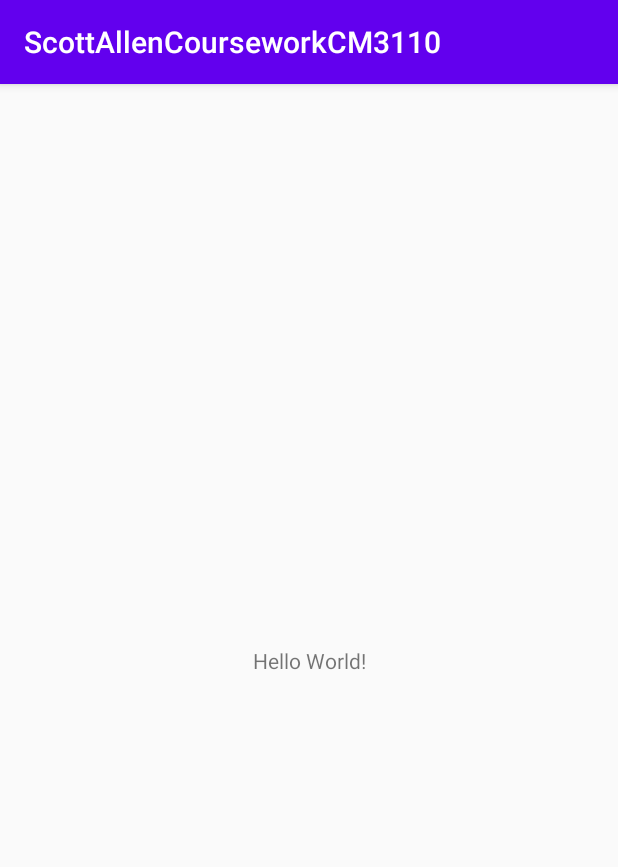
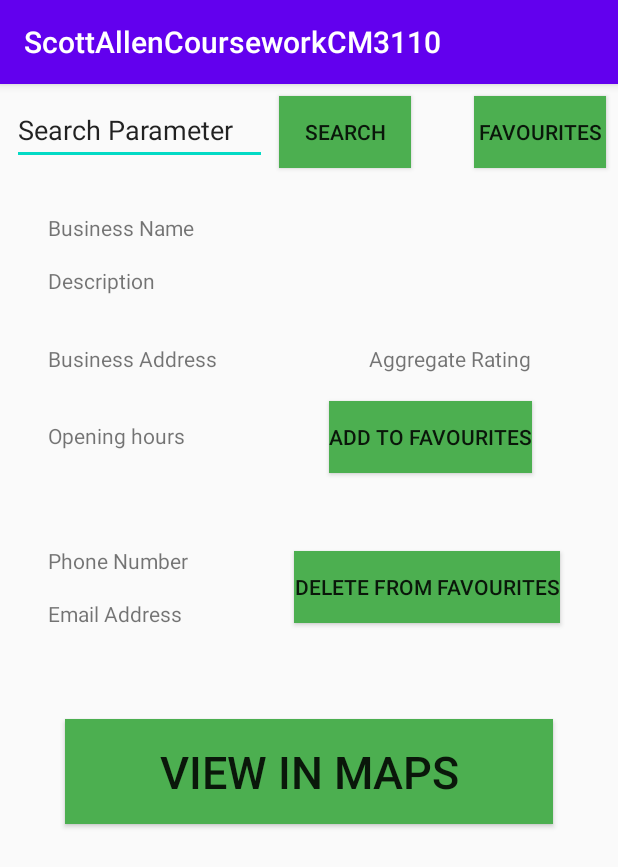
Before and after one commit to quodge/ScottAllenCourseworkCM3110, an Android app: the screen it shows after launch (MainActivity before the commit, BusinessViewer after it), on a phone screen of 412 x 824 dp. Shown: the top 867 px of the screen. Run offline under Robolectric (Android 15) with nearby library versions, the phone set to English and light mode, and no system bars.

Commit message:
Initial commit

```diff
--- a/app/src/main/AndroidManifest.xml
+++ b/app/src/main/AndroidManifest.xml
@@ -9,7 +9,7 @@
         android:roundIcon="@mipmap/ic_launcher_round"
         android:supportsRtl="true"
         android:theme="@style/AppTheme">
-        <activity android:name=".MainActivity">
+        <activity android:name=".BusinessViewer">
             <intent-filter>
                 <action android:name="android.intent.action.MAIN" />
 
--- /dev/null
+++ b/app/src/main/java/com/example/scottallencourseworkcm3110/BusinessViewer.java
@@ -0,0 +1,12 @@
+package com.example.scottallencourseworkcm3110;
+
+import androidx.appcompat.app.AppCompatActivity;
+import android.os.Bundle;
+public class BusinessViewer extends AppCompatActivity{
+
+    @Override
+    protected void onCreate(Bundle savedInstanceState) {
+        super.onCreate(savedInstanceState);
+        setContentView(R.layout.business_viewer);
+    }
+}
--- a/app/src/main/res/layout/activity_main.xml
+++ b/app/src/main/res/layout/activity_main.xml
@@ -11,8 +11,10 @@
         android:layout_height="wrap_content"
         android:text="Hello World!"
         app:layout_constraintBottom_toBottomOf="parent"
+        app:layout_constraintHorizontal_bias="0.498"
         app:layout_constraintLeft_toLeftOf="parent"
         app:layout_constraintRight_toRightOf="parent"
-        app:layout_constraintTop_toTopOf="parent" />
+        app:layout_constraintTop_toTopOf="parent"
+        app:layout_constraintVertical_bias="0.237" />
 
 </androidx.constraintlayout.widget.ConstraintLayout>
--- /dev/null
+++ b/app/src/main/res/layout/business_viewer.xml
@@ -0,0 +1,160 @@
+<?xml version="1.0" encoding="utf-8"?>
+<androidx.constraintlayout.widget.ConstraintLayout xmlns:android="http://schemas.android.com/apk/res/android"
+    xmlns:app="http://schemas.android.com/apk/res-auto"
+    xmlns:tools="http://schemas.android.com/tools"
+    android:layout_width="match_parent"
+    android:layout_height="match_parent">
+
+    <EditText
+        android:id="@+id/searchBarET"
+        android:layout_width="170dp"
+        android:layout_height="46dp"
+        android:layout_marginStart="8dp"
+        android:layout_marginLeft="8dp"
+        android:layout_marginTop="8dp"
+        android:ems="10"
+        android:inputType="textPersonName"
+        android:text="Search Parameter"
+        app:layout_constraintStart_toStartOf="parent"
+        app:layout_constraintTop_toTopOf="parent" />
+
+    <Button
+        android:id="@+id/searchBarBT"
+        android:layout_width="wrap_content"
+        android:layout_height="wrap_content"
+        android:layout_marginStart="8dp"
+        android:layout_marginLeft="8dp"
+        android:layout_marginTop="8dp"
+        android:background="#4CAF50"
+        android:text="@string/search"
+        app:layout_constraintStart_toEndOf="@+id/searchBarET"
+        app:layout_constraintTop_toTopOf="parent" />
+
+    <Button
+        android:id="@+id/FavouritesBT"
+        android:layout_width="wrap_content"
+        android:layout_height="wrap_content"
+        android:layout_marginTop="8dp"
+        android:layout_marginEnd="8dp"
+        android:layout_marginRight="8dp"
+        android:background="#4CAF50"
+        android:text="@string/favourites"
+        app:layout_constraintEnd_toEndOf="parent"
+        app:layout_constraintTop_toTopOf="parent" />
+
+    <TextView
+        android:id="@+id/businessNameTV"
+        android:layout_width="wrap_content"
+        android:layout_height="wrap_content"
+        android:layout_marginStart="32dp"
+        android:layout_marginLeft="32dp"
+        android:layout_marginTop="32dp"
+        android:text="@string/business_name"
+        app:layout_constraintStart_toStartOf="parent"
+        app:layout_constraintTop_toBottomOf="@+id/searchBarET" />
+
+    <TextView
+        android:id="@+id/descriptionTV"
+        android:layout_width="336dp"
+        android:layout_height="36dp"
+        android:layout_marginStart="32dp"
+        android:layout_marginLeft="32dp"
+        android:layout_marginTop="16dp"
+        android:text="@string/description"
+        app:layout_constraintStart_toStartOf="parent"
+        app:layout_constraintTop_toBottomOf="@+id/businessNameTV" />
+
+    <TextView
+        android:id="@+id/addressTV"
+        android:layout_width="wrap_content"
+        android:layout_height="wrap_content"
+        android:layout_marginStart="32dp"
+        android:layout_marginLeft="32dp"
+        android:layout_marginTop="16dp"
+        android:text="@string/business_address"
+        app:layout_constraintStart_toStartOf="parent"
+        app:layout_constraintTop_toBottomOf="@+id/descriptionTV" />
+
+    <TextView
+        android:id="@+id/openingHoursTV"
+        android:layout_width="wrap_content"
+        android:layout_height="wrap_content"
+        android:layout_marginStart="32dp"
+        android:layout_marginLeft="32dp"
+        android:layout_marginTop="32dp"
+        android:text="@string/opening_hours"
+        app:layout_constraintStart_toStartOf="parent"
+        app:layout_constraintTop_toBottomOf="@+id/addressTV" />
+
+    <TextView
+        android:id="@+id/aggregateRatingTV"
+        android:layout_width="wrap_content"
+        android:layout_height="wrap_content"
+        android:layout_marginStart="64dp"
+        android:layout_marginLeft="64dp"
+        android:text="@string/aggregate_rating"
+        app:layout_constraintEnd_toEndOf="parent"
+        app:layout_constraintStart_toEndOf="@+id/openingHoursTV"
+        app:layout_constraintTop_toTopOf="@+id/addressTV" />
+
+    <TextView
+        android:id="@+id/phoneNumberTV"
+        android:layout_width="wrap_content"
+        android:layout_height="wrap_content"
+        android:layout_marginStart="32dp"
+        android:layout_marginLeft="32dp"
+        android:layout_marginTop="64dp"
+        android:text="@string/phone_number"
+        app:layout_constraintStart_toStartOf="parent"
+        app:layout_constraintTop_toBottomOf="@+id/openingHoursTV" />
+
+    <TextView
+        android:id="@+id/emailTV"
+        android:layout_width="wrap_content"
+        android:layout_height="wrap_content"
+        android:layout_marginStart="32dp"
+        android:layout_marginLeft="32dp"
+        android:layout_marginTop="16dp"
+        android:text="@string/email_address"
+        app:layout_constraintStart_toStartOf="parent"
+        app:layout_constraintTop_toBottomOf="@+id/phoneNumberTV" />
+
+    <Button
+        android:id="@+id/deleteFromFavouritesBT"
+        android:layout_width="wrap_content"
+        android:layout_height="wrap_content"
+        android:layout_marginStart="32dp"
+        android:background="#4CAF50"
+        android:text="@string/delete_from_favourites"
+        app:layout_constraintBottom_toBottomOf="@+id/emailTV"
+        app:layout_constraintEnd_toEndOf="parent"
+        app:layout_constraintStart_toEndOf="@+id/phoneNumberTV"
+        app:layout_constraintTop_toTopOf="@+id/phoneNumberTV" />
+
+    <Button
+        android:id="@+id/viewInMapsBT"
+        android:layout_width="325dp"
+        android:layout_height="70dp"
+        android:layout_marginTop="64dp"
+        android:background="#4CAF50"
+        android:text="@string/view_in_maps"
+        android:textSize="30sp"
+        app:layout_constraintEnd_toEndOf="parent"
+        app:layout_constraintStart_toStartOf="parent"
+        app:layout_constraintTop_toBottomOf="@+id/deleteFromFavouritesBT" />
+
+    <Button
+        android:id="@+id/addToFavouritesBT"
+        android:layout_width="wrap_content"
+        android:layout_height="wrap_content"
+        android:layout_marginStart="64dp"
+        android:layout_marginLeft="64dp"
+        android:background="#4CAF50"
+        android:text="@string/add_to_favourites"
+        app:layout_constraintBottom_toBottomOf="@+id/openingHoursTV"
+        app:layout_constraintEnd_toEndOf="parent"
+        app:layout_constraintHorizontal_bias="0.358"
+        app:layout_constraintStart_toEndOf="@+id/openingHoursTV"
+        app:layout_constraintTop_toTopOf="@+id/openingHoursTV"
+        app:layout_constraintVertical_bias="0.482" />
+</androidx.constraintlayout.widget.ConstraintLayout>
--- a/app/src/main/res/values/strings.xml
+++ b/app/src/main/res/values/strings.xml
@@ -1,3 +1,17 @@
 <resources>
     <string name="app_name">ScottAllenCourseworkCM3110</string>
+    <string name="business_address">Business Address</string>
+    <string name="opening_hours">Opening hours</string>
+    <string name="aggregate_rating">Aggregate Rating</string>
+    <string name="phone_number">Phone Number</string>
+    <string name="email_address">Email Address</string>
+    <string name="delete_from_favourites">Delete From Favourites</string>
+    <string name="search">Search</string>
+    <string name="business_name">Business Name</string>
+    <string name="description">Description</string>
+    <string name="view_in_maps">View in Maps</string>
+    <string name="favourites">Favourites</string>
+    <string name="add_to_favourites">Add To Favourites</string>
+    <string name="my_favourites">My Favourites</string>
+    <string name="results_for">Results for</string>
 </resources>
```
Also changed, not shown: app/src/main/java/com/example/scottallencourseworkcm3110/Favourites.java (added, +32 -0 lines), app/src/main/java/com/example/scottallencourseworkcm3110/SearchResults.java (added, +29 -0 lines), app/src/main/res/layout/favourites.xml (added, +83 -0 lines), app/src/main/res/layout/search_results.xml (added, +87 -0 lines).
